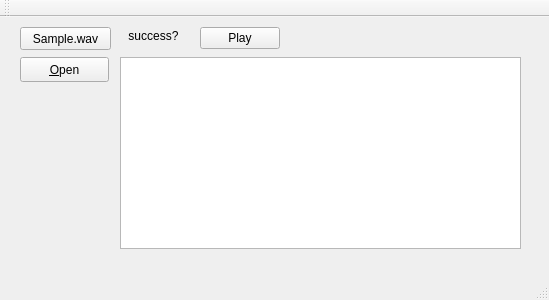
The window that src/mainwindow.ui (bycym/chordRecognition) describes before a commit, drawn with Qt 5.
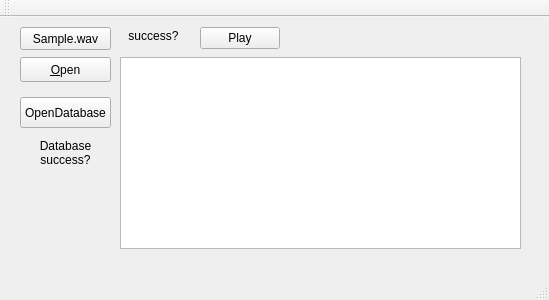
The same window after the commit.

Commit message: fileoperator load database from directory and sub directories

What changed in the file:
```diff
--- a/src/mainwindow.ui
+++ b/src/mainwindow.ui
@@ -32,7 +32,7 @@
      <rect>
       <x>20</x>
       <y>40</y>
-      <width>89</width>
+      <width>91</width>
       <height>25</height>
      </rect>
     </property>
@@ -85,6 +85,41 @@
      </rect>
     </property>
    </widget>
+   <widget class="QPushButton" name="readDir">
+    <property name="geometry">
+     <rect>
+      <x>20</x>
+      <y>80</y>
+      <width>91</width>
+      <height>31</height>
+     </rect>
+    </property>
+    <property name="text">
+     <string>OpenDatabase</string>
+    </property>
+    <property name="flat">
+     <bool>false</bool>
+    </property>
+   </widget>
+   <widget class="QLabel" name="dbSuccessLabel">
+    <property name="geometry">
+     <rect>
+      <x>20</x>
+      <y>120</y>
+      <width>91</width>
+      <height>31</height>
+     </rect>
+    </property>
+    <property name="text">
+     <string>Database success?</string>
+    </property>
+    <property name="alignment">
+     <set>Qt::AlignCenter</set>
+    </property>
+    <property name="wordWrap">
+     <bool>true</bool>
+    </property>
+   </widget>
   </widget>
   <widget class="QMenuBar" name="menuBar">
    <property name="geometry">
```
The commit also changes 12 other files.
